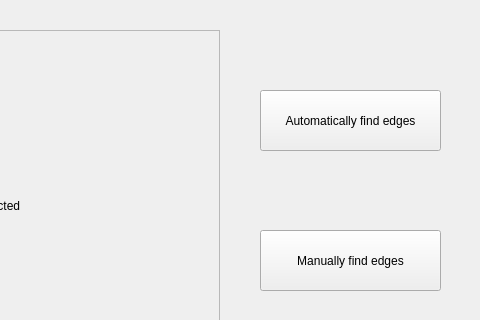
First picture: the form in Dev/Ui_Draft/Edges.ui, repository jamie-knapman/Processing-Images-to-Embroidery, before the edit; both pictures show x 320 to 800 and y 0 to 320 of the 800 by 450 pixel window.
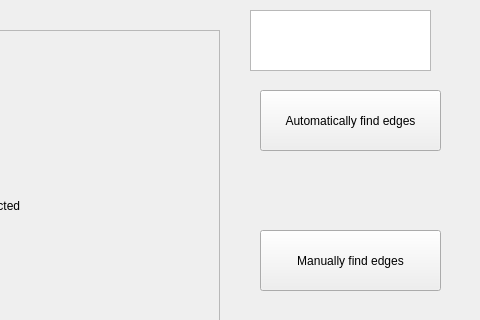
Second picture: the form after the edit.

Commit message: finalised first prototype, added 2nd prototype (prototype2.py) edited edges.ui

Diff of the .ui file:
```diff
--- a/Dev/Ui_Draft/Edges.ui
+++ b/Dev/Ui_Draft/Edges.ui
@@ -153,6 +153,16 @@
      <enum>Qt::Horizontal</enum>
     </property>
    </widget>
+   <widget class="QPlainTextEdit" name="smallThreshIn">
+    <property name="geometry">
+     <rect>
+      <x>570</x>
+      <y>10</y>
+      <width>181</width>
+      <height>61</height>
+     </rect>
+    </property>
+   </widget>
   </widget>
   <widget class="QMenuBar" name="menubar">
    <property name="geometry">
```
The commit also changes 3 other files.
